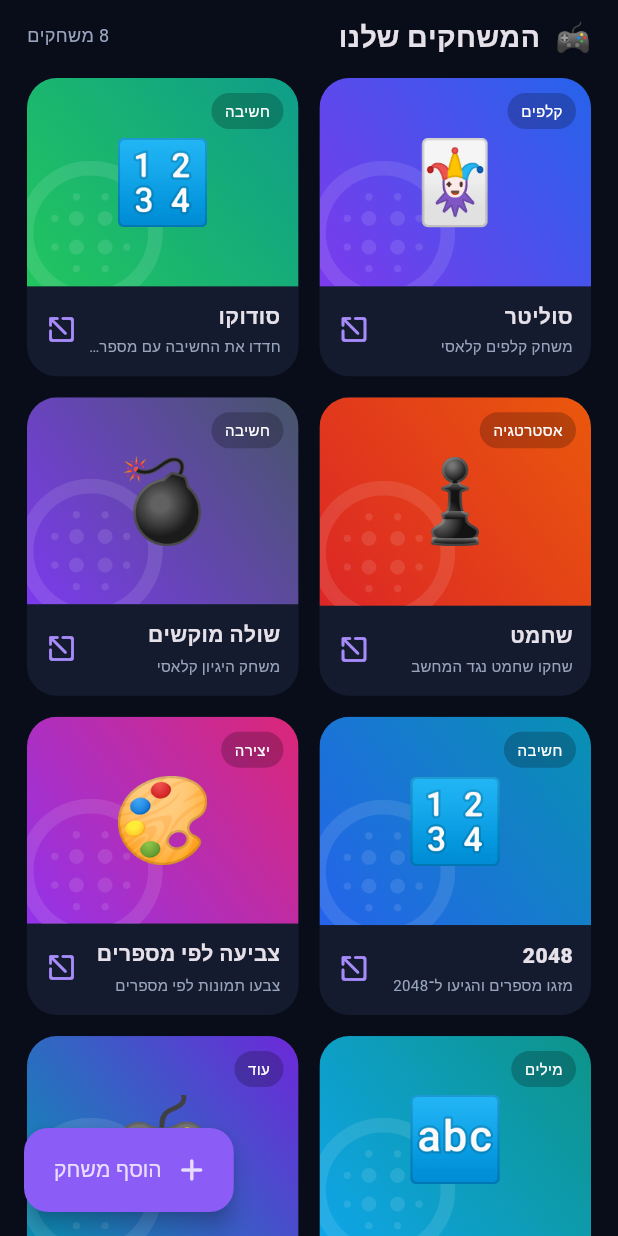
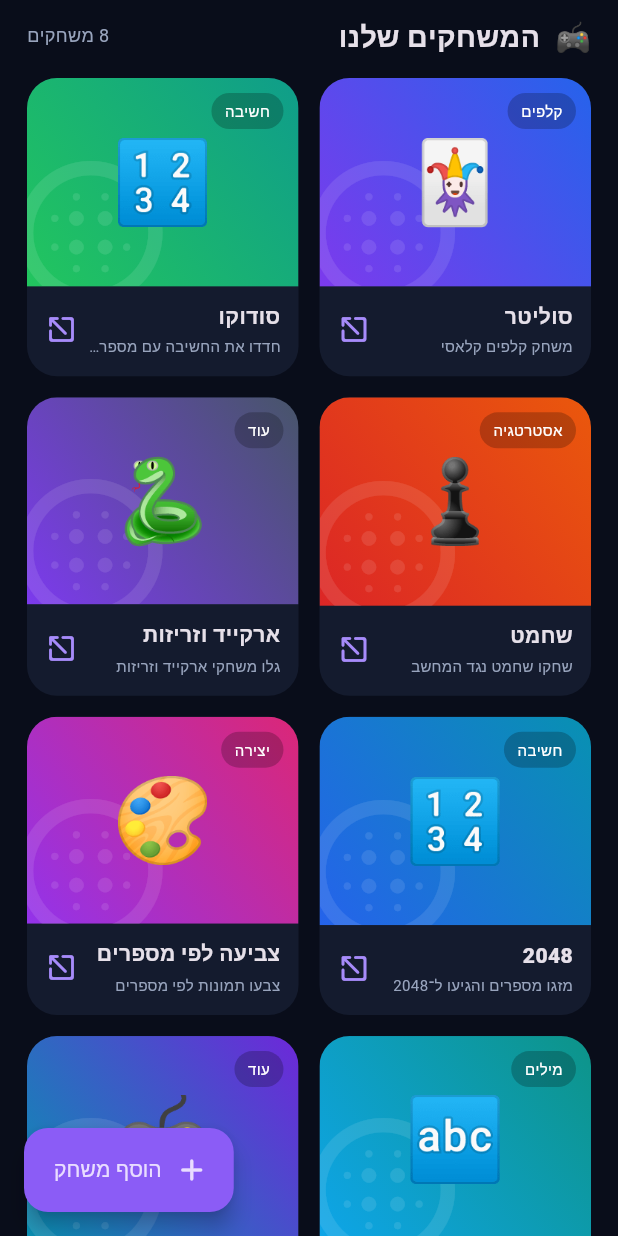
Before and after one commit to gilicohenhoshen-ui/gamecenter, a Flutter app: the screen it shows after launch, scrolled down 576 dp, on a phone screen of 412 x 824 dp. Run offline on Flutter 3.47's test engine with Material 3 defaults, Android fonts, the phone set to English and light mode, and no system bars; Roboto replaces fonts that are missing (Arial).

Commit message:
Replace minesweeper card with arcade games collection

```diff
--- a/lib/main.dart
+++ b/lib/main.dart
@@ -45,7 +45,7 @@ class _HomePageState extends State<HomePage> {
     Game('סוליטר', 'קלפים', '🃏', [Color(0xFF2563EB), Color(0xFF7C3AED)], 'https://www.mattegames.com/games/solitaire/', description: 'משחק קלפים קלאסי'),
     Game('סודוקו', 'חשיבה', '🔢', [Color(0xFF0F9D8A), Color(0xFF22C55E)], 'https://www.mattegames.com/games/sudoku/', description: 'חדדו את החשיבה עם מספרים'),
     Game('שחמט', 'אסטרטגיה', '♟️', [Color(0xFFEA580C), Color(0xFFDC2626)], 'https://www.mattegames.com/games/chess/', description: 'שחקו שחמט נגד המחשב'),
-    Game('שולה מוקשים', 'חשיבה', '💣', [Color(0xFF475569), Color(0xFF7C3AED)], 'https://www.mattegames.com/games/minesweeper/', description: 'משחק היגיון קלאסי'),
+    Game('ארקייד וזריזות', 'עוד', '🐍', [Color(0xFF475569), Color(0xFF7C3AED)], 'https://visu.network/games/', description: 'גלו משחקי ארקייד וזריזות'),
     Game('2048', 'חשיבה', '🔢', [Color(0xFF0891B2), Color(0xFF2563EB)], 'https://www.mattegames.com/games/2048/', description: 'מזגו מספרים והגיעו ל־2048'),
     Game('צביעה לפי מספרים', 'יצירה', '🎨', [Color(0xFFDB2777), Color(0xFF9333EA)], 'https://www.mattegames.com/games/coloring/', description: 'צבעו תמונות לפי מספרים'),
     Game('אתגר מילים יומי', 'מילים', '🔤', [Color(0xFF0D9488), Color(0xFF0EA5E9)], 'https://www.mattegames.com/games/matte/', description: 'אתגר מילים בסגנון Wordle'),
```
